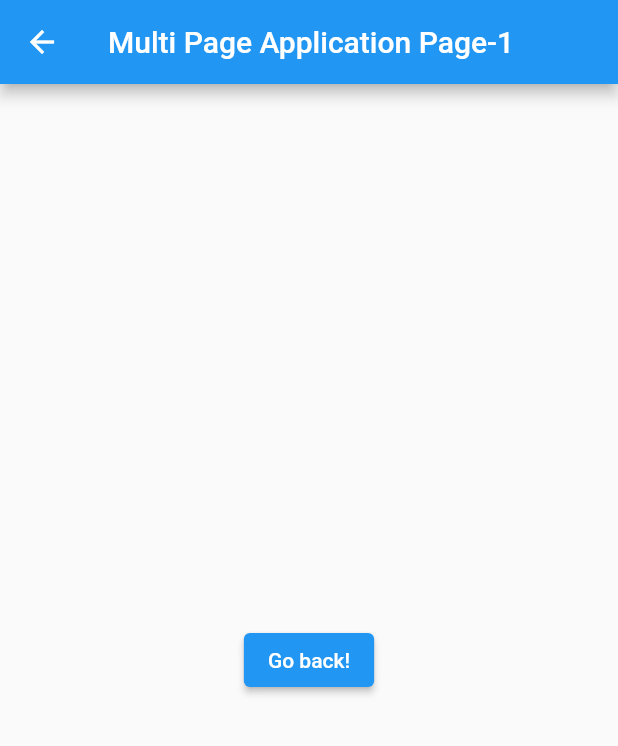
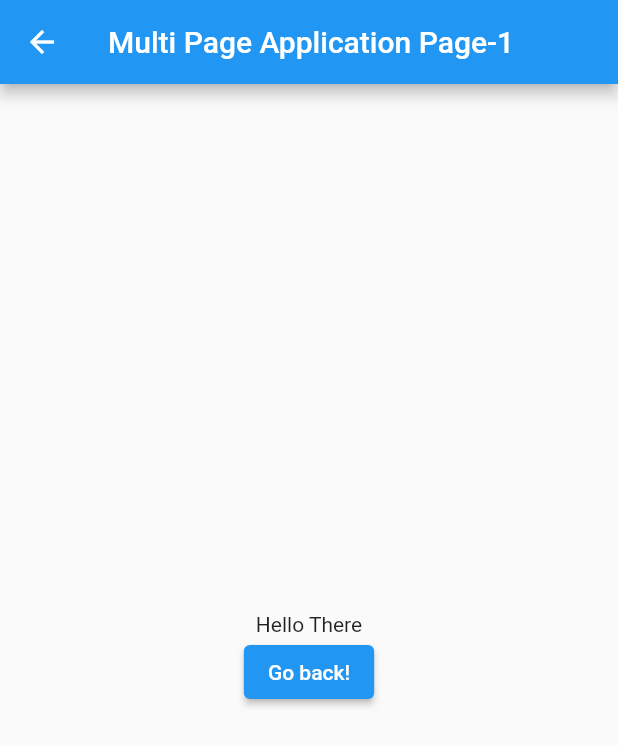
Before and after one commit to Adityak215/apptest, a Flutter app: the screen it shows after launch, after a tap on "Ted, just.. okay. just... Submit", on a phone screen of 412 x 824 dp. Shown: the top 746 px of the screen. Run offline on Flutter 3.47's test engine with Material 2 defaults, Android fonts, the phone set to English and light mode, and no system bars.

Commit message:
Minor changes, new files
Made the next page a new file and arranged the files a bit.

```diff
--- /dev/null
+++ b/lib/login.dart
@@ -0,0 +1,28 @@
+import 'package:flutter/material.dart';
+
+class SecondScreen extends StatelessWidget {
+  const SecondScreen({super.key});
+
+  @override
+  Widget build(BuildContext context) {
+    return Scaffold(
+      appBar: AppBar(
+        title: const Text("Multi Page Application Page-1"),
+      ),
+      body: Center(
+        child: Column(
+        mainAxisAlignment: MainAxisAlignment.center,
+        children: <Widget> [
+          const Text('Hello There',),
+          ElevatedButton(
+          onPressed: () {
+            Navigator.pop(context);
+          },
+          child: const Text('Go back!'),
+         ),
+       ]
+      )
+      )
+    );
+  }
+}
--- a/lib/main.dart
+++ b/lib/main.dart
@@ -1,4 +1,5 @@
 import 'package:flutter/material.dart';
+import 'login.dart';
 
 void main() {
   runApp(const MyApp());
@@ -10,6 +11,7 @@ class MyApp extends StatelessWidget {
   @override
   Widget build(BuildContext context) {
     return const MaterialApp(
+      debugShowCheckedModeBanner: false,
       home: HomePg(), //setting Homepg class as first screen
     );
   }
@@ -24,6 +26,7 @@ class HomePg extends StatefulWidget {
 
 class _HomePgState extends State<HomePg> {
   bool passwordVisible = false;
+  late TextEditingController email, pass;
   @override
   void initState() {
     super.initState();
@@ -33,37 +36,41 @@ class _HomePgState extends State<HomePg> {
   @override
   Widget build(BuildContext context) {
     return MaterialApp(
+      debugShowCheckedModeBanner: false,
       theme: ThemeData(
-
-        fontFamily: 'Crunchy Time',
+        fontFamily: 'Sigmar',
         primarySwatch: Colors.cyan,
         visualDensity: VisualDensity.adaptivePlatformDensity,
       ),
       home: Scaffold(
         appBar: AppBar(
           title: const Text('Login Page'),
-          titleTextStyle: const TextStyle(fontFamily: 'Sigmar'),
+          titleTextStyle: const TextStyle(fontFamily: 'Crunchy Time'),
         ),
         body: Center(
           child: Column(
             mainAxisAlignment: MainAxisAlignment.center,
             children: <Widget>[
-              const Padding(
-                padding: EdgeInsets.symmetric(horizontal: 8, vertical: 16),
-                child: TextField(
-                  decoration: InputDecoration(
+              Padding(
+                padding: const EdgeInsets.symmetric(horizontal: 8, vertical: 16),
+                child: TextFormField(
+                  // controller: ,
+                  decoration: const InputDecoration(
                     border: OutlineInputBorder(),
+                    prefixIcon: Icon(Icons.email),
                     hintText: 'Enter Your Username',
+                    labelText: "Username",
                   ),
                 ),
               ),
               Padding(
                 padding:
                     const EdgeInsets.symmetric(horizontal: 8, vertical: 16),
-                child: TextField(
+                child: TextFormField(
                   obscureText: passwordVisible,
                   decoration: InputDecoration(
                     border: const OutlineInputBorder(),
+                    prefixIcon: const Icon(Icons.password),
                     hintText: "Password",
                     labelText: "Password",
                     helperText: "Password must contain special character",
@@ -92,11 +99,12 @@ class _HomePgState extends State<HomePg> {
                 padding: const EdgeInsets.all(25),
                 child: ElevatedButton(
                   onPressed: () {
-                      Navigator.push(
-                        context,
-                        MaterialPageRoute(builder: (context) => const SecondScreen()),
-                      );
-                    },
+                    Navigator.push(
+                      context,
+                      MaterialPageRoute(
+                          builder: (context) => const SecondScreen()),
+                    );
+                  },
                   child: const Text(
                     'Ted, just.. okay. just... Submit',
                     style: TextStyle(
@@ -111,24 +119,3 @@ class _HomePgState extends State<HomePg> {
     );
   }
 }
-
-class SecondScreen extends StatelessWidget {
-  const SecondScreen({super.key});
-
-  @override
-  Widget build(BuildContext context) {
-    return Scaffold(
-      appBar: AppBar(
-        title: const Text("Multi Page Application Page-1"),
-      ),
-      body: Center(
-        child: ElevatedButton(
-          onPressed: () {
-            Navigator.pop(context);
-          },
-          child: const Text('Go back!'),
-        ),
-      ),
-    );
-  }
-}
```
Also changed, not shown: lib/ExtraFiles/buttons.txt (renamed from lib/buttons.txt), lib/ExtraFiles/new.txt (renamed from lib/new.txt), lib/ExtraFiles/oldmain.txt (renamed from lib/oldmain.txt), lib/ExtraFiles/password.txt (renamed from lib/password.txt), lib/ExtraFiles/try.txt (renamed from lib/try.txt).
